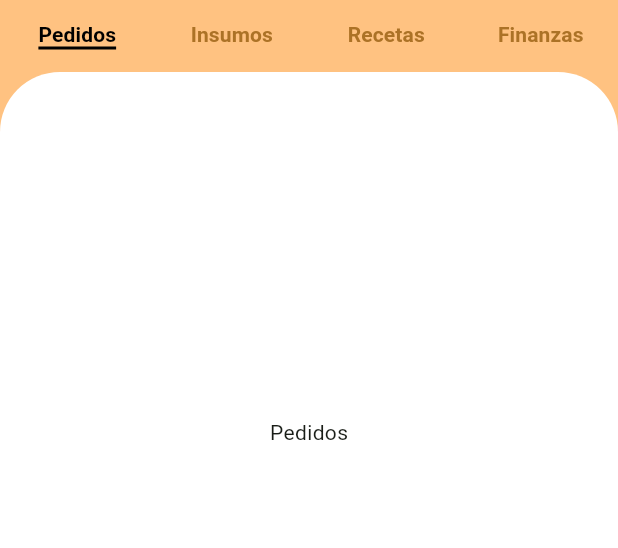
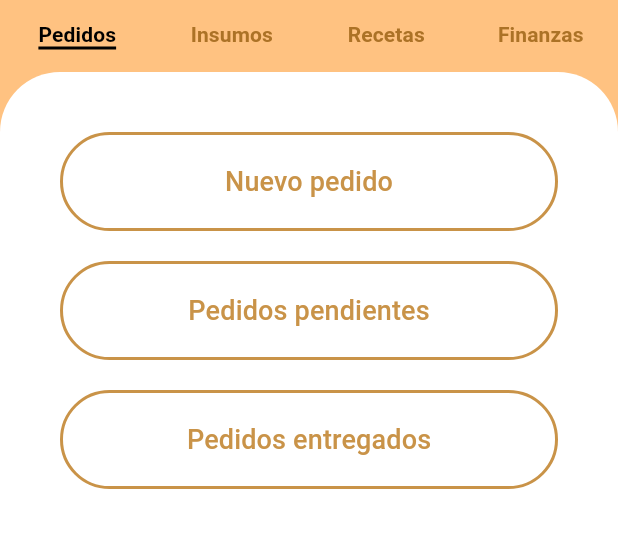
Before and after one commit to Jolut11/flutter_buhos, a Flutter app: the screen it shows after launch, on a phone screen of 412 x 824 dp, the part 444-992 px from its top. Run offline on Flutter 3.47's test engine with Material 3 defaults, Android fonts, the light colour scheme and no system bars; network calls fail.

Commit message:
Se añaden menus

```diff
--- /dev/null
+++ b/lib/Menus/menu_nuevo_pedido.dart
@@ -0,0 +1,10 @@
+import 'package:flutter/material.dart';
+
+class MenuNuevoPedido extends StatelessWidget {
+  const MenuNuevoPedido({super.key});
+
+  @override
+  Widget build(BuildContext context) {
+    return Container(child: Center(child: Text("Menú Nuevo Pedido")));
+  }
+}
--- /dev/null
+++ b/lib/Menus/menu_pedidos_entregados.dart
@@ -0,0 +1,10 @@
+import 'package:flutter/material.dart';
+
+class MenuPedidosEntregados extends StatelessWidget {
+  const MenuPedidosEntregados({super.key});
+
+  @override
+  Widget build(BuildContext context) {
+    return Container(child: Center(child: Text("Menú Pedidos Entregados")));
+  }
+}
--- /dev/null
+++ b/lib/Menus/menu_pedidos_pendientes.dart
@@ -0,0 +1,10 @@
+import 'package:flutter/material.dart';
+
+class MenuPedidosPendientes extends StatelessWidget {
+  const MenuPedidosPendientes({super.key});
+
+  @override
+  Widget build(BuildContext context) {
+    return Container(child: Center(child: Text("Menú Pedidos Pendientes")));
+  }
+}
--- a/lib/home_view.dart
+++ b/lib/home_view.dart
@@ -1,8 +1,11 @@
 import 'package:flutter/material.dart';
+import 'package:flutter_buhos/main.dart';
 import 'pedidos_view.dart';
 
 class HomeView extends StatelessWidget {
-  const HomeView({super.key});
+  final ValueChanged<MenuEnum> onMenuPressed;
+
+  const HomeView({super.key, required this.onMenuPressed});
 
   @override
   Widget build(BuildContext context) {
@@ -71,10 +74,10 @@ class HomeView extends StatelessWidget {
                         ),
                         child: TabBarView(
                           children: [
-                            PedidosView(),
-                            PedidosView(),
-                            PedidosView(),
-                            PedidosView(),
+                            PedidosView(onMenuPressed: onMenuPressed),
+                            PedidosView(onMenuPressed: onMenuPressed),
+                            PedidosView(onMenuPressed: onMenuPressed),
+                            PedidosView(onMenuPressed: onMenuPressed),
                           ],
                         ),
                       ),
--- a/lib/main.dart
+++ b/lib/main.dart
@@ -1,4 +1,7 @@
 import 'package:flutter/material.dart';
+import 'package:flutter_buhos/Menus/menu_pedidos_entregados.dart';
+import 'package:flutter_buhos/Menus/menu_pedidos_pendientes.dart';
+import 'package:flutter_buhos/Menus/menu_nuevo_pedido.dart';
 import 'home_view.dart';
 
 void main() {
@@ -39,25 +42,74 @@ class MyHomePage extends StatefulWidget {
   State<MyHomePage> createState() => _MyHomePageState();
 }
 
+enum MenuEnum { nuevoPedido, pedidosPendientes, pedidosEntregados }
+
 class _MyHomePageState extends State<MyHomePage> {
-  int _counter = 0;
+  bool mostrarPanel = false;
+  MenuEnum menuActual = MenuEnum.nuevoPedido;
 
-  void _incrementCounter() {
-    setState(() {
-      // This call to setState tells the Flutter framework that something has
-      // changed in this State, which causes it to rerun the build method below
-      // so that the display can reflect the updated values. If we changed
-      // _counter without calling setState(), then the build method would not be
-      // called again, and so nothing would appear to happen.
-      _counter++;
-    });
+  void abrirMenu(MenuEnum menu) => setState(() {
+    menuActual = menu;
+    mostrarPanel = true;
+  });
+
+  Widget obtenerContenido() {
+    switch (menuActual) {
+      case MenuEnum.nuevoPedido:
+        return MenuNuevoPedido();
+
+      case MenuEnum.pedidosPendientes:
+        return MenuPedidosPendientes();
+
+      case MenuEnum.pedidosEntregados:
+        return MenuPedidosEntregados();
+
+      default:
+        return Text("Contenido no disponible");
+    }
   }
 
   @override
   Widget build(BuildContext context) {
     return DefaultTabController(
       length: 4,
-      child: Scaffold(body: HomeView(), backgroundColor: Colors.yellow),
+      child: Scaffold(
+        body: Stack(
+          children: [
+            HomeView(onMenuPressed: abrirMenu),
+
+            // Fondo oscuro opcional
+            if (mostrarPanel)
+              GestureDetector(
+                onTap: () {
+                  setState(() {
+                    mostrarPanel = false;
+                  });
+                },
+                child: Container(color: Colors.black38),
+              ),
+
+            // Panel deslizante
+            AnimatedPositioned(
+              duration: Duration(milliseconds: 300),
+              curve: Curves.easeOut,
+              left: 0,
+              right: 0,
+              top: mostrarPanel ? 40 : MediaQuery.of(context).size.height,
+              bottom: 0,
+              child: Container(
+                height: 450,
+                decoration: BoxDecoration(
+                  color: Colors.white,
+                  borderRadius: BorderRadius.vertical(top: Radius.circular(25)),
+                  boxShadow: [BoxShadow(blurRadius: 15, color: Colors.black26)],
+                ),
+                child: obtenerContenido(),
+              ),
+            ),
+          ],
+        ),
+      ),
     );
   }
 }
--- a/lib/pedidos_view.dart
+++ b/lib/pedidos_view.dart
@@ -1,10 +1,69 @@
 import 'package:flutter/material.dart';
+import 'package:flutter_buhos/main.dart';
 
 class PedidosView extends StatelessWidget {
-  const PedidosView({super.key});
+  final ValueChanged<MenuEnum> onMenuPressed;
+
+  const PedidosView({super.key, required this.onMenuPressed});
 
   @override
   Widget build(BuildContext context) {
-    return Container(child: Center(child: Text("Pedidos")));
+    return Container(
+      padding: const EdgeInsets.all(40),
+      child: Column(
+        crossAxisAlignment: CrossAxisAlignment.stretch,
+        spacing: 20,
+        children: [
+          OutlinedButton(
+            onPressed: () {
+              onMenuPressed(MenuEnum.nuevoPedido);
+            },
+            style: OutlinedButton.styleFrom(
+              padding: const EdgeInsets.symmetric(vertical: 20),
+              foregroundColor: const Color.fromARGB(255, 201, 147, 72),
+              side: const BorderSide(
+                color: Color.fromARGB(255, 201, 147, 72),
+                width: 2,
+              ),
+            ),
+            child: const Text('Nuevo pedido', style: TextStyle(fontSize: 18)),
+          ),
+          OutlinedButton(
+            onPressed: () {
+              onMenuPressed(MenuEnum.pedidosPendientes);
+            },
+            style: OutlinedButton.styleFrom(
+              padding: const EdgeInsets.symmetric(vertical: 20),
+              foregroundColor: const Color.fromARGB(255, 201, 147, 72),
+              side: const BorderSide(
+                color: Color.fromARGB(255, 201, 147, 72),
+                width: 2,
+              ),
+            ),
+            child: const Text(
+              'Pedidos pendientes',
+              style: TextStyle(fontSize: 18),
+            ),
+          ),
+          OutlinedButton(
+            onPressed: () {
+              onMenuPressed(MenuEnum.pedidosEntregados);
+            },
+            style: OutlinedButton.styleFrom(
+              padding: const EdgeInsets.symmetric(vertical: 20),
+              foregroundColor: const Color.fromARGB(255, 201, 147, 72),
+              side: const BorderSide(
+                color: Color.fromARGB(255, 201, 147, 72),
+                width: 2,
+              ),
+            ),
+            child: const Text(
+              'Pedidos entregados',
+              style: TextStyle(fontSize: 18),
+            ),
+          ),
+        ],
+      ),
+    );
   }
 }
```
